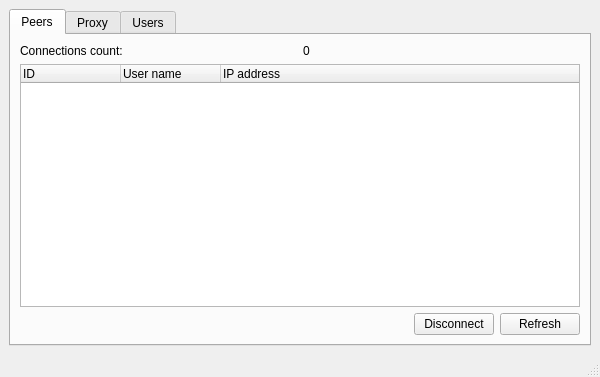
This is source/router/manager/main_window.ui in dchapyshev/aspia as Qt 5 draws it before an edit. The edited form follows.
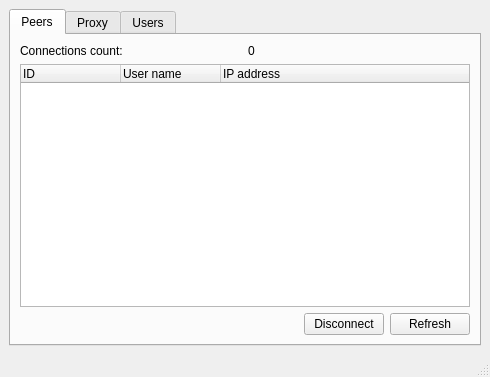
This is the edited form. Icons and pictures are not drawn.

The edit to the form file:
```diff
--- a/source/router/manager/main_window.ui
+++ b/source/router/manager/main_window.ui
@@ -6,7 +6,7 @@
    <rect>
     <x>0</x>
     <y>0</y>
-    <width>600</width>
+    <width>490</width>
     <height>377</height>
    </rect>
   </property>
```
